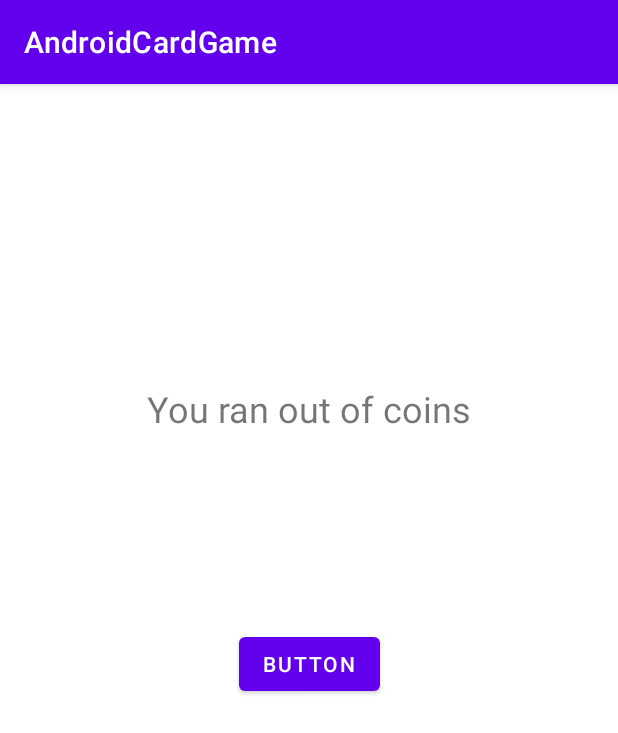
After one commit to Viktorjb/AndroidCardGame, an Android app: the LoseActivity screen opened directly, with no data from a screen before it, on a phone screen of 412 x 824 dp. The commit adds this screen. Shown: the top 733 px of the screen. Run offline under Robolectric (Android 15) with nearby library versions, the phone set to English and light mode, and no system bars.

Commit message:
lose activity created

```diff
--- a/app/src/main/AndroidManifest.xml
+++ b/app/src/main/AndroidManifest.xml
@@ -12,6 +12,13 @@
         android:supportsRtl="true"
         android:theme="@style/Theme.AndroidCardGame"
         tools:targetApi="31">
+        <activity
+            android:name=".LoseActivity"
+            android:exported="false">
+            <meta-data
+                android:name="android.app.lib_name"
+                android:value="" />
+        </activity>
         <activity
             android:name=".SecondActivity"
             android:exported="false">
--- /dev/null
+++ b/app/src/main/java/com/example/androidcardgame/LoseActivity.kt
@@ -0,0 +1,19 @@
+package com.example.androidcardgame
+
+import androidx.appcompat.app.AppCompatActivity
+import android.os.Bundle
+import android.widget.Button
+
+class LoseActivity : AppCompatActivity() {
+    override fun onCreate(savedInstanceState: Bundle?) {
+
+        super.onCreate(savedInstanceState)
+        setContentView(R.layout.activity_lose)
+
+        var button = findViewById<Button>(R.id.returnButton)
+
+        button.setOnClickListener{
+            finish()
+        }
+    }
+}
--- a/app/src/main/java/com/example/androidcardgame/SecondActivity.kt
+++ b/app/src/main/java/com/example/androidcardgame/SecondActivity.kt
@@ -1,5 +1,6 @@
 package com.example.androidcardgame
 
+import android.content.Intent
 import androidx.appcompat.app.AppCompatActivity
 import android.os.Bundle
 import android.os.Handler
@@ -95,6 +96,12 @@ class SecondActivity : AppCompatActivity() {
             showCardBack(2) // show back of right card
             randomiseCard(2) // randomise right card
 
+            if(coins < 1){
+                val intent = Intent(this,LoseActivity::class.java)
+                finish()
+                startActivity(intent)
+            }
+
         }, 3000)
     }
 
--- /dev/null
+++ b/app/src/main/res/layout/activity_lose.xml
@@ -0,0 +1,29 @@
+<?xml version="1.0" encoding="utf-8"?>
+<androidx.constraintlayout.widget.ConstraintLayout xmlns:android="http://schemas.android.com/apk/res/android"
+    xmlns:app="http://schemas.android.com/apk/res-auto"
+    xmlns:tools="http://schemas.android.com/tools"
+    android:layout_width="match_parent"
+    android:layout_height="match_parent"
+    tools:context=".LoseActivity">
+
+    <TextView
+        android:id="@+id/loseTextView"
+        android:layout_width="wrap_content"
+        android:layout_height="wrap_content"
+        android:layout_marginTop="200dp"
+        android:text="You ran out of coins"
+        android:textSize="24dp"
+        app:layout_constraintEnd_toEndOf="parent"
+        app:layout_constraintStart_toStartOf="parent"
+        app:layout_constraintTop_toTopOf="parent" />
+
+    <Button
+        android:id="@+id/returnButton"
+        android:layout_width="wrap_content"
+        android:layout_height="wrap_content"
+        android:layout_marginTop="130dp"
+        android:text="Button"
+        app:layout_constraintEnd_toEndOf="parent"
+        app:layout_constraintStart_toStartOf="parent"
+        app:layout_constraintTop_toBottomOf="@+id/loseTextView" />
+</androidx.constraintlayout.widget.ConstraintLayout>
```
